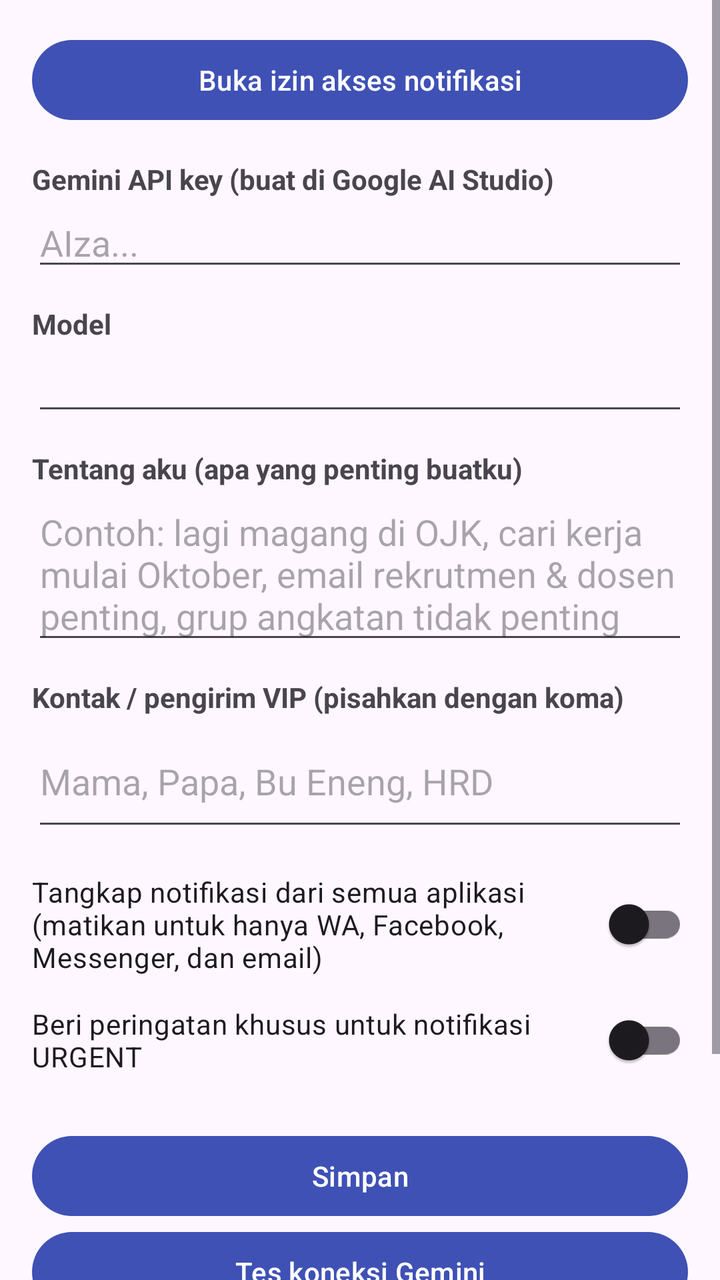
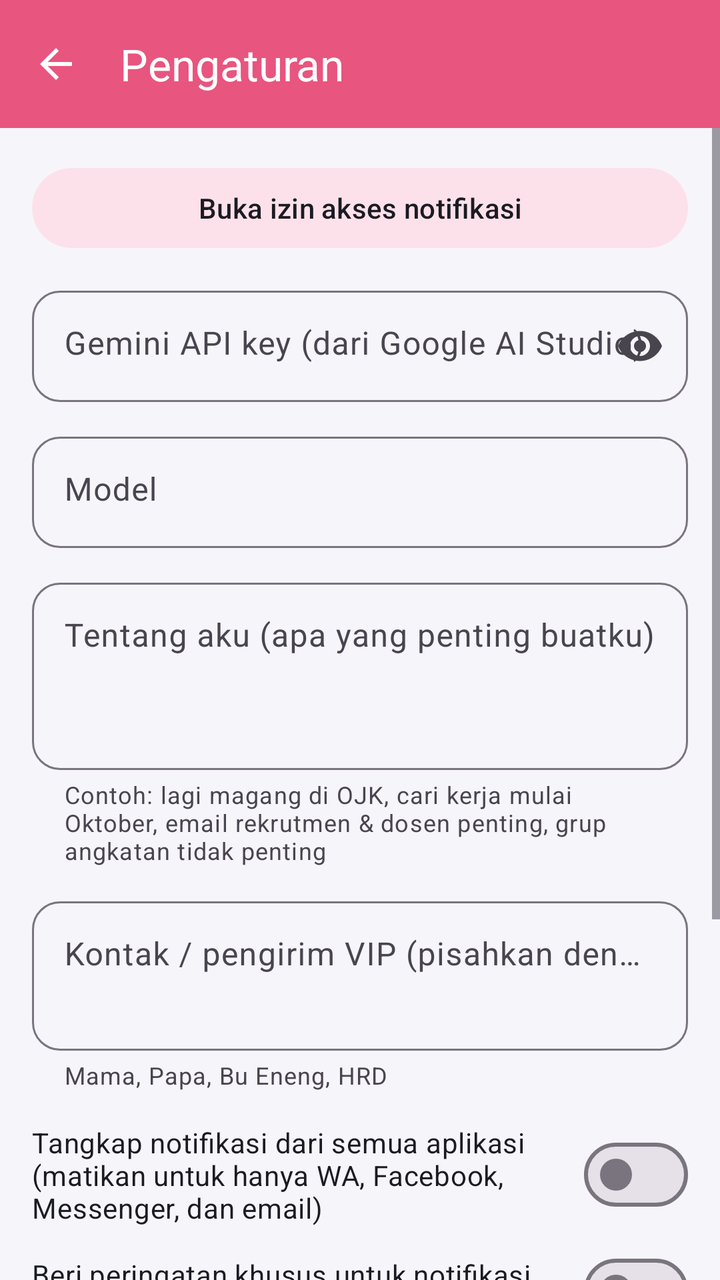

Before-and-after screenshots of an Android layout around one commit, followed by the original layout XML and the change that was made.
<!-- AndroidManifest.xml: application theme Theme.NotifHub -->
<!-- res/layout/activity_settings.xml -->
<?xml version="1.0" encoding="utf-8"?>
<ScrollView xmlns:android="http://schemas.android.com/apk/res/android"
    android:layout_width="match_parent"
    android:layout_height="match_parent">

    <LinearLayout
        android:layout_width="match_parent"
        android:layout_height="wrap_content"
        android:orientation="vertical"
        android:padding="16dp">

        <Button
            android:id="@+id/btn_access"
            android:layout_width="match_parent"
            android:layout_height="wrap_content"
            android:text="Buka izin akses notifikasi" />

        <TextView
            android:layout_width="match_parent"
            android:layout_height="wrap_content"
            android:layout_marginTop="16dp"
            android:text="Gemini API key (buat di Google AI Studio)"
            android:textStyle="bold" />

        <EditText
            android:id="@+id/api_key"
            android:layout_width="match_parent"
            android:layout_height="wrap_content"
            android:hint="AIza..."
            android:inputType="textPassword"
            android:importantForAutofill="no" />

        <TextView
            android:layout_width="match_parent"
            android:layout_height="wrap_content"
            android:layout_marginTop="12dp"
            android:text="Model"
            android:textStyle="bold" />

        <EditText
            android:id="@+id/model"
            android:layout_width="match_parent"
            android:layout_height="wrap_content"
            android:inputType="text"
            android:importantForAutofill="no" />

        <TextView
            android:layout_width="match_parent"
            android:layout_height="wrap_content"
            android:layout_marginTop="12dp"
            android:text="Tentang aku (apa yang penting buatku)"
            android:textStyle="bold" />

        <EditText
            android:id="@+id/about"
            android:layout_width="match_parent"
            android:layout_height="wrap_content"
            android:gravity="top"
            android:hint="Contoh: lagi magang di OJK, cari kerja mulai Oktober, email rekrutmen &amp; dosen penting, grup angkatan tidak penting"
            android:inputType="textMultiLine|textCapSentences"
            android:minLines="3"
            android:importantForAutofill="no" />

        <TextView
            android:layout_width="match_parent"
            android:layout_height="wrap_content"
            android:layout_marginTop="12dp"
            android:text="Kontak / pengirim VIP (pisahkan dengan koma)"
            android:textStyle="bold" />

        <EditText
            android:id="@+id/vip"
            android:layout_width="match_parent"
            android:layout_height="wrap_content"
            android:hint="Mama, Papa, Bu Eneng, HRD"
            android:inputType="textMultiLine"
            android:minLines="2"
            android:importantForAutofill="no" />

        <androidx.appcompat.widget.SwitchCompat
            android:id="@+id/sw_all"
            android:layout_width="match_parent"
            android:layout_height="wrap_content"
            android:layout_marginTop="16dp"
            android:text="Tangkap notifikasi dari semua aplikasi (matikan untuk hanya WA, Facebook, Messenger, dan email)" />

        <androidx.appcompat.widget.SwitchCompat
            android:id="@+id/sw_alert"
            android:layout_width="match_parent"
            android:layout_height="wrap_content"
            android:layout_marginTop="8dp"
            android:text="Beri peringatan khusus untuk notifikasi URGENT" />

        <Button
            android:id="@+id/btn_save"
            android:layout_width="match_parent"
            android:layout_height="wrap_content"
            android:layout_marginTop="20dp"
            android:text="Simpan" />

        <Button
            android:id="@+id/btn_test"
            android:layout_width="match_parent"
            android:layout_height="wrap_content"
            android:text="Tes koneksi Gemini" />

        <TextView
            android:id="@+id/status"
            android:layout_width="match_parent"
            android:layout_height="wrap_content"
            android:layout_marginTop="8dp"
            android:textIsSelectable="true" />

        <TextView
            android:layout_width="match_parent"
            android:layout_height="wrap_content"
            android:layout_marginTop="16dp"
            android:text="Catatan privasi: isi notifikasi (termasuk kode OTP) dikirim ke Google Gemini untuk dipilah. Tanpa API key, aplikasi memakai aturan kata kunci sederhana dan tidak mengirim apa pun."
            android:textColor="?android:attr/textColorSecondary"
            android:textSize="12sp" />
    </LinearLayout>
</ScrollView>
<!-- resources referenced by this layout -->
<resources>
  <style name="Theme.NotifHub" parent="Theme.Material3.DayNight">
          <item name="colorPrimary">@color/brand</item>
      </style>
  <color name="brand">#3F51B5</color>
</resources>

<!-- the commit's change to res/layout/activity_settings.xml (unified diff, before → after) -->
@@ -1,7 +1,23 @@
 <?xml version="1.0" encoding="utf-8"?>
-<ScrollView xmlns:android="http://schemas.android.com/apk/res/android"
+<LinearLayout xmlns:android="http://schemas.android.com/apk/res/android"
+    xmlns:app="http://schemas.android.com/apk/res-auto"
     android:layout_width="match_parent"
-    android:layout_height="match_parent">
+    android:layout_height="match_parent"
+    android:background="@color/bg"
+    android:orientation="vertical">
+
+    <com.google.android.material.appbar.MaterialToolbar
+        android:id="@+id/toolbar"
+        android:layout_width="match_parent"
+        android:layout_height="?attr/actionBarSize"
+        android:background="@color/header_start"
+        app:navigationIcon="@drawable/ic_back"
+        app:title="Pengaturan"
+        app:titleTextColor="#FFFFFF" />
+
+    <ScrollView
+        android:layout_width="match_parent"
+        android:layout_height="match_parent">
 
     <LinearLayout
         android:layout_width="match_parent"
@@ -9,97 +25,126 @@
         android:orientation="vertical"
         android:padding="16dp">
 
-        <Button
+        <com.google.android.material.button.MaterialButton
             android:id="@+id/btn_access"
+            style="@style/Widget.Material3.Button.TonalButton"
             android:layout_width="match_parent"
             android:layout_height="wrap_content"
             android:text="Buka izin akses notifikasi" />
 
-        <TextView
-            android:layout_width="match_parent"
-            android:layout_height="wrap_content"
-            android:layout_marginTop="16dp"
-            android:text="Gemini API key (buat di Google AI Studio)"
-            android:textStyle="bold" />
-
-        <EditText
-            android:id="@+id/api_key"
-            android:layout_width="match_parent"
-            android:layout_height="wrap_content"
-            android:hint="AIza..."
-            android:inputType="textPassword"
-            android:importantForAutofill="no" />
-
-        <TextView
+        <com.google.android.material.textfield.TextInputLayout
+            style="@style/Widget.Material3.TextInputLayout.OutlinedBox"
             android:layout_width="match_parent"
             android:layout_height="wrap_content"
             android:layout_marginTop="12dp"
-            android:text="Model"
-            android:textStyle="bold" />
+            android:hint="Gemini API key (dari Google AI Studio)"
+            app:boxCornerRadiusBottomEnd="14dp"
+            app:boxCornerRadiusBottomStart="14dp"
+            app:boxCornerRadiusTopEnd="14dp"
+            app:boxCornerRadiusTopStart="14dp"
+            app:endIconMode="password_toggle">
 
-        <EditText
-            android:id="@+id/model"
-            android:layout_width="match_parent"
-            android:layout_height="wrap_content"
-            android:inputType="text"
-            android:importantForAutofill="no" />
+            <com.google.android.material.textfield.TextInputEditText
+                android:id="@+id/api_key"
+                android:layout_width="match_parent"
+                android:layout_height="wrap_content"
+                android:gravity="top"
+                android:importantForAutofill="no"
+                android:inputType="textPassword"
+                android:minLines="1" />
+        </com.google.android.material.textfield.TextInputLayout>
 
-        <TextView
+        <com.google.android.material.textfield.TextInputLayout
+            style="@style/Widget.Material3.TextInputLayout.OutlinedBox"
             android:layout_width="match_parent"
             android:layout_height="wrap_content"
             android:layout_marginTop="12dp"
-            android:text="Tentang aku (apa yang penting buatku)"
-            android:textStyle="bold" />
+            android:hint="Model"
+            app:boxCornerRadiusBottomEnd="14dp"
+            app:boxCornerRadiusBottomStart="14dp"
+            app:boxCornerRadiusTopEnd="14dp"
+            app:boxCornerRadiusTopStart="14dp">
 
-        <EditText
-            android:id="@+id/about"
-            android:layout_width="match_parent"
-            android:layout_height="wrap_content"
-            android:gravity="top"
-            android:hint="Contoh: lagi magang di OJK, cari kerja mulai Oktober, email rekrutmen &amp; dosen penting, grup angkatan tidak penting"
-            android:inputType="textMultiLine|textCapSentences"
-            android:minLines="3"
-            android:importantForAutofill="no" />
+            <com.google.android.material.textfield.TextInputEditText
+                android:id="@+id/model"
+                android:layout_width="match_parent"
+                android:layout_height="wrap_content"
+                android:gravity="top"
+                android:importantForAutofill="no"
+                android:inputType="text"
+                android:minLines="1" />
+        </com.google.android.material.textfield.TextInputLayout>
 
-        <TextView
+        <com.google.android.material.textfield.TextInputLayout
+            style="@style/Widget.Material3.TextInputLayout.OutlinedBox"
             android:layout_width="match_parent"
             android:layout_height="wrap_content"
             android:layout_marginTop="12dp"
-            android:text="Kontak / pengirim VIP (pisahkan dengan koma)"
-            android:textStyle="bold" />
+            android:hint="Tentang aku (apa yang penting buatku)"
+            app:boxCornerRadiusBottomEnd="14dp"
+            app:boxCornerRadiusBottomStart="14dp"
+            app:boxCornerRadiusTopEnd="14dp"
+            app:boxCornerRadiusTopStart="14dp"
+            app:helperText="Contoh: lagi magang di OJK, cari kerja mulai Oktober, email rekrutmen &amp; dosen penting, grup angkatan tidak penting">
 
-        <EditText
-            android:id="@+id/vip"
+            <com.google.android.material.textfield.TextInputEditText
+                android:id="@+id/about"
+                android:layout_width="match_parent"
+                android:layout_height="wrap_content"
+                android:gravity="top"
+                android:importantForAutofill="no"
+                android:inputType="textMultiLine|textCapSentences"
+                android:minLines="3" />
+        </com.google.android.material.textfield.TextInputLayout>
+
+        <com.google.android.material.textfield.TextInputLayout
+            style="@style/Widget.Material3.TextInputLayout.OutlinedBox"
             android:layout_width="match_parent"
             android:layout_height="wrap_content"
-            android:hint="Mama, Papa, Bu Eneng, HRD"
-            android:inputType="textMultiLine"
-            android:minLines="2"
-            android:importantForAutofill="no" />
+            android:layout_marginTop="12dp"
+            android:hint="Kontak / pengirim VIP (pisahkan dengan koma)"
+            app:boxCornerRadiusBottomEnd="14dp"
+            app:boxCornerRadiusBottomStart="14dp"
+            app:boxCornerRadiusTopEnd="14dp"
+            app:boxCornerRadiusTopStart="14dp"
+            app:helperText="Mama, Papa, Bu Eneng, HRD">
 
-        <androidx.appcompat.widget.SwitchCompat
+            <com.google.android.material.textfield.TextInputEditText
+                android:id="@+id/vip"
+                android:layout_width="match_parent"
+                android:layout_height="wrap_content"
+                android:gravity="top"
+                android:importantForAutofill="no"
+                android:inputType="textMultiLine"
+                android:minLines="2" />
+        </com.google.android.material.textfield.TextInputLayout>
+
+        <com.google.android.material.materialswitch.MaterialSwitch
             android:id="@+id/sw_all"
             android:layout_width="match_parent"
             android:layout_height="wrap_content"
             android:layout_marginTop="16dp"
-            android:text="Tangkap notifikasi dari semua aplikasi (matikan untuk hanya WA, Facebook, Messenger, dan email)" />
+            android:text="Tangkap notifikasi dari semua aplikasi (matikan untuk hanya WA, Facebook, Messenger, dan email)"
+            android:textColor="@color/text_primary" />
 
-        <androidx.appcompat.widget.SwitchCompat
+        <com.google.android.material.materialswitch.MaterialSwitch
             android:id="@+id/sw_alert"
             android:layout_width="match_parent"
             android:layout_height="wrap_content"
             android:layout_marginTop="8dp"
-            android:text="Beri peringatan khusus untuk notifikasi URGENT" />
+            android:text="Beri peringatan khusus untuk notifikasi URGENT"
+            android:textColor="@color/text_primary" />
 
-        <Button
+        <com.google.android.material.button.MaterialButton
             android:id="@+id/btn_save"
             android:layout_width="match_parent"
             android:layout_height="wrap_content"
             android:layout_marginTop="20dp"
             android:text="Simpan" />
 
-        <Button
+        <com.google.android.material.button.MaterialButton
             android:id="@+id/btn_test"
+            style="@style/Widget.Material3.Button.OutlinedButton"
             android:layout_width="match_parent"
             android:layout_height="wrap_content"
             android:text="Tes koneksi Gemini" />
@@ -109,6 +154,7 @@
             android:layout_width="match_parent"
             android:layout_height="wrap_content"
             android:layout_marginTop="8dp"
+            android:textColor="@color/text_primary"
             android:textIsSelectable="true" />
 
         <TextView
@@ -116,7 +162,8 @@
             android:layout_height="wrap_content"
             android:layout_marginTop="16dp"
             android:text="Catatan privasi: isi notifikasi (termasuk kode OTP) dikirim ke Google Gemini untuk dipilah. Tanpa API key, aplikasi memakai aturan kata kunci sederhana dan tidak mengirim apa pun."
-            android:textColor="?android:attr/textColorSecondary"
+            android:textColor="@color/text_secondary"
             android:textSize="12sp" />
     </LinearLayout>
-</ScrollView>
+    </ScrollView>
+</LinearLayout>
<!-- resource entries referenced after the edit -->
@@ -1,8 +1,33 @@
 <!-- resources referenced by this layout -->
 <resources>
-  <style name="Theme.NotifHub" parent="Theme.Material3.DayNight">
-          <item name="colorPrimary">@color/brand</item>
+  <color name="bg">#F6F5FA</color>
+  <color name="header_start">#E8557F</color>
+  <color name="text_primary">#1B1B22</color>
+  <color name="text_secondary">#6B6B78</color>
+  <!-- drawable ic_back (drawable) -->
+  <?xml version="1.0" encoding="utf-8"?>
+  <vector xmlns:android="http://schemas.android.com/apk/res/android"
+      android:width="24dp"
+      android:height="24dp"
+      android:viewportWidth="24"
+      android:viewportHeight="24">
+      <path
+          android:fillColor="#FFFFFFFF"
+          android:pathData="M20,11H7.83l5.59,-5.59L12,4l-8,8 8,8 1.41,-1.41L7.83,13H20v-2z" />
+  </vector>
+  <style name="Theme.NotifHub" parent="Theme.Material3.DayNight.NoActionBar">
+          <item name="colorPrimary">@color/accent</item>
+          <item name="colorOnPrimary">#FFFFFF</item>
+          <item name="colorSecondaryContainer">@color/chip_selected</item>
+          <item name="colorOnSecondaryContainer">@color/text_primary</item>
+          <item name="android:colorBackground">@color/bg</item>
+          <item name="colorSurface">@color/surface</item>
+          <item name="android:statusBarColor">@color/header_start</item>
+          <item name="android:navigationBarColor">@color/bg</item>
+          <item name="android:windowLightStatusBar">false</item>
       </style>
-  <color name="brand">#3F51B5</color>
+  <color name="accent">#E8557F</color>
+  <color name="chip_selected">#FCE1EA</color>
+  <color name="surface">#FFFFFF</color>
 </resources>
 
